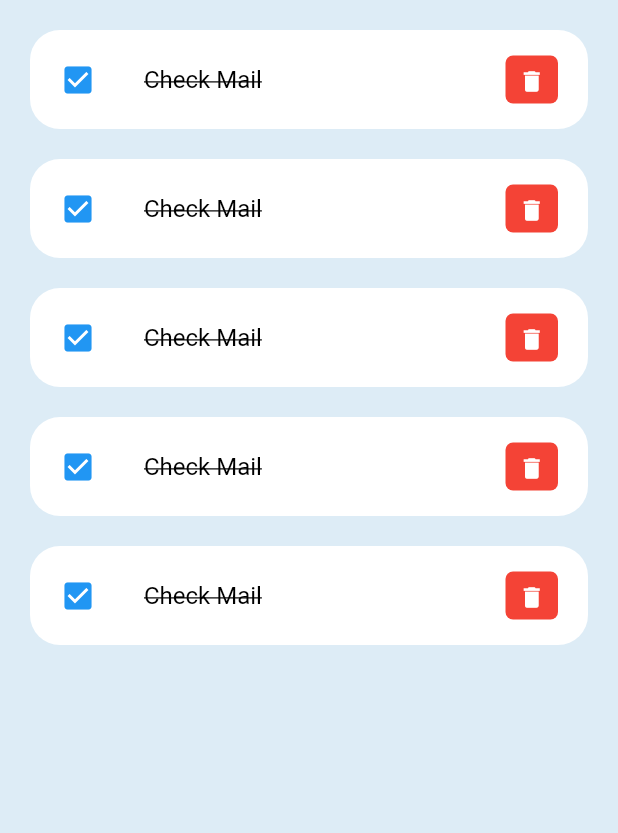
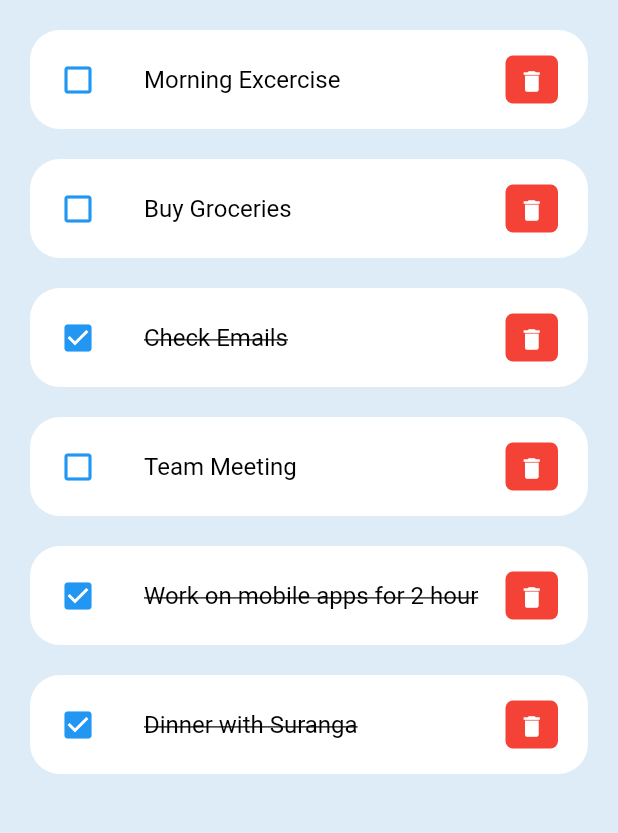
Before and after one commit to pacmadhushan/ToDo_app-Flutter-, a Flutter app: the screen it shows after launch, on a phone screen of 412 x 824 dp, the part 306-1139 px from its top. Run offline on Flutter 3.47's test engine with Material 2 defaults, Android fonts, the phone set to English and light mode, and no system bars.

Commit message:
added todoList in model

```diff
--- a/lib/main.dart
+++ b/lib/main.dart
@@ -16,7 +16,7 @@ class MyApp extends StatelessWidget {
     // ignore: prefer_const_constructors
     SystemChrome.setSystemUIOverlayStyle(
         const SystemUiOverlayStyle(statusBarColor: Colors.transparent));
-    return const MaterialApp(
+    return MaterialApp(
       debugShowCheckedModeBanner: false,
       title: 'ToDo App',
       home: Home(),
--- /dev/null
+++ b/lib/model/todo.dart
@@ -0,0 +1,22 @@
+class ToDo {
+  String? id;
+  String? todoText;
+  late bool isDone;
+
+  ToDo({
+    required this.id,
+    required this.todoText,
+    this.isDone = false,
+  });
+
+  static List<ToDo> todolist() {
+    return [
+      ToDo(id: '01', todoText: 'Morning Excercise', isDone: false),
+      ToDo(id: '02', todoText: 'Buy Groceries', isDone: false),
+      ToDo(id: '03', todoText: 'Check Emails', isDone: true),
+      ToDo(id: '04', todoText: 'Team Meeting', isDone: false),
+      ToDo(id: '05', todoText: 'Work on mobile apps for 2 hour', isDone: true),
+      ToDo(id: '06', todoText: 'Dinner with Suranga ', isDone: true),
+    ];
+  }
+}
--- a/lib/screens/home.dart
+++ b/lib/screens/home.dart
@@ -2,10 +2,13 @@ import 'package:flutter/material.dart';
 import 'package:flutter/src/widgets/framework.dart';
 import 'package:flutter/src/widgets/placeholder.dart';
 import 'package:todo/constants/colors.dart';
+import 'package:todo/model/todo.dart';
 import 'package:todo/widgets/todo_item.dart';
 
 class Home extends StatelessWidget {
-  const Home({super.key});
+  Home({super.key});
+
+  final todosList = ToDo.todolist();
 
   @override
   Widget build(BuildContext context) {
@@ -30,11 +33,10 @@ class Home extends StatelessWidget {
                     style: TextStyle(fontSize: 30, fontWeight: FontWeight.w500),
                   ),
                 ),
-                ToDoItem(),
-                ToDoItem(),
-                ToDoItem(),
-                ToDoItem(),
-                ToDoItem(),
+                for (ToDo toDoo in todosList)
+                  ToDoItem(
+                    todo: toDoo,
+                  ),
               ],
             ),
           )
--- a/lib/widgets/todo_item.dart
+++ b/lib/widgets/todo_item.dart
@@ -1,9 +1,11 @@
 import 'package:flutter/material.dart';
 import 'package:flutter/src/widgets/framework.dart';
 import 'package:flutter/src/widgets/placeholder.dart';
+import 'package:todo/model/todo.dart';
 
 class ToDoItem extends StatelessWidget {
-  const ToDoItem({super.key});
+  final ToDo todo;
+  const ToDoItem({super.key, required this.todo});
 
   @override
   Widget build(BuildContext context) {
@@ -18,16 +20,16 @@ class ToDoItem extends StatelessWidget {
         ),
         contentPadding: const EdgeInsets.symmetric(horizontal: 20, vertical: 5),
         tileColor: Colors.white,
-        leading: const Icon(
-          Icons.check_box,
+        leading: Icon(
+          todo.isDone ? Icons.check_box : Icons.check_box_outline_blank,
           color: Colors.blue,
         ),
-        title: const Text(
-          'Check Mail',
+        title: Text(
+          todo.todoText!,
           style: TextStyle(
               fontSize: 16,
               color: Colors.black,
-              decoration: TextDecoration.lineThrough),
+              decoration: todo.isDone ? TextDecoration.lineThrough : null),
         ),
         trailing: Container(
           padding: const EdgeInsets.all(0),
```
